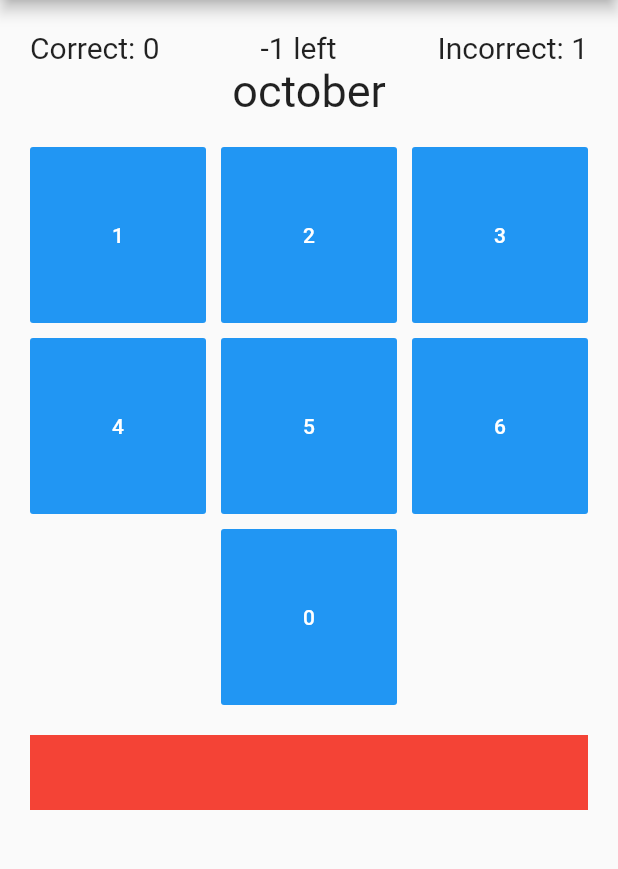
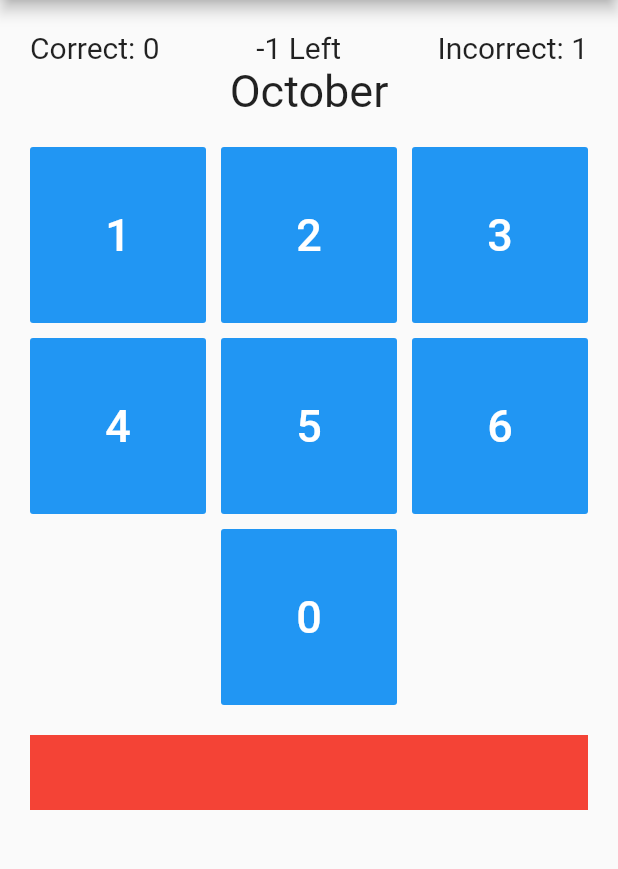
Before and after one commit to broodjeaap/ohthatsa, a Flutter app: the MonthPracticePage screen opened directly with empty values, after a tap on an icon or button, on a phone screen of 412 x 824 dp, the part 84-953 px from its top. Run offline on Flutter 3.47's test engine with Material 2 defaults, Android fonts, the phone set to English and light mode, and no system bars; our stand-ins replace numberpicker; statements that could not run were skipped.

Commit message:
Bigger numbers on month practice and capitalizing the month

```diff
--- a/lib/pages/practice/month/MonthPracticePage.dart
+++ b/lib/pages/practice/month/MonthPracticePage.dart
@@ -3,6 +3,7 @@ import 'package:ohthatsa/pages/practice/month/MonthPracticeSetup.dart';
 import 'package:ohthatsa/util/DayCalculator.dart';
 import 'package:ohthatsa/AppDrawer.dart';
 import 'package:ohthatsa/util/Months.dart';
+import 'package:ohthatsa/util/Extensions.dart';
 import "dart:math";
 
 import 'MonthPracticeAnswer.dart';
@@ -64,7 +65,10 @@ class _MonthPracticeState extends State<MonthPracticePage> {
             },
             color: Colors.blue,
             textColor: Colors.white,
-            child: new Text(i.toString())
+            child: new Text(
+              i.toString(),
+              style: TextStyle(fontSize: 30)
+            )
         )
       );
     }
@@ -103,7 +107,7 @@ class _MonthPracticeState extends State<MonthPracticePage> {
                         )
                     ),
                     new Text(
-                        (_startCount - _count).toString() + " left",
+                        (_startCount - _count).toString() + " Left",
                         style: TextStyle(
                           fontSize: 20,
                         )
@@ -117,7 +121,7 @@ class _MonthPracticeState extends State<MonthPracticePage> {
                   ],
                 ),
                 new Text(
-                    _month.string,
+                    _month.string.capitalize(),
                     style: TextStyle(
                       fontSize: 30,
                     )
--- /dev/null
+++ b/lib/util/Extensions.dart
@@ -0,0 +1,5 @@
+extension StringExtensions on String {
+  String capitalize() {
+    return this[0].toUpperCase() + this.substring(1);
+  }
+}
```
